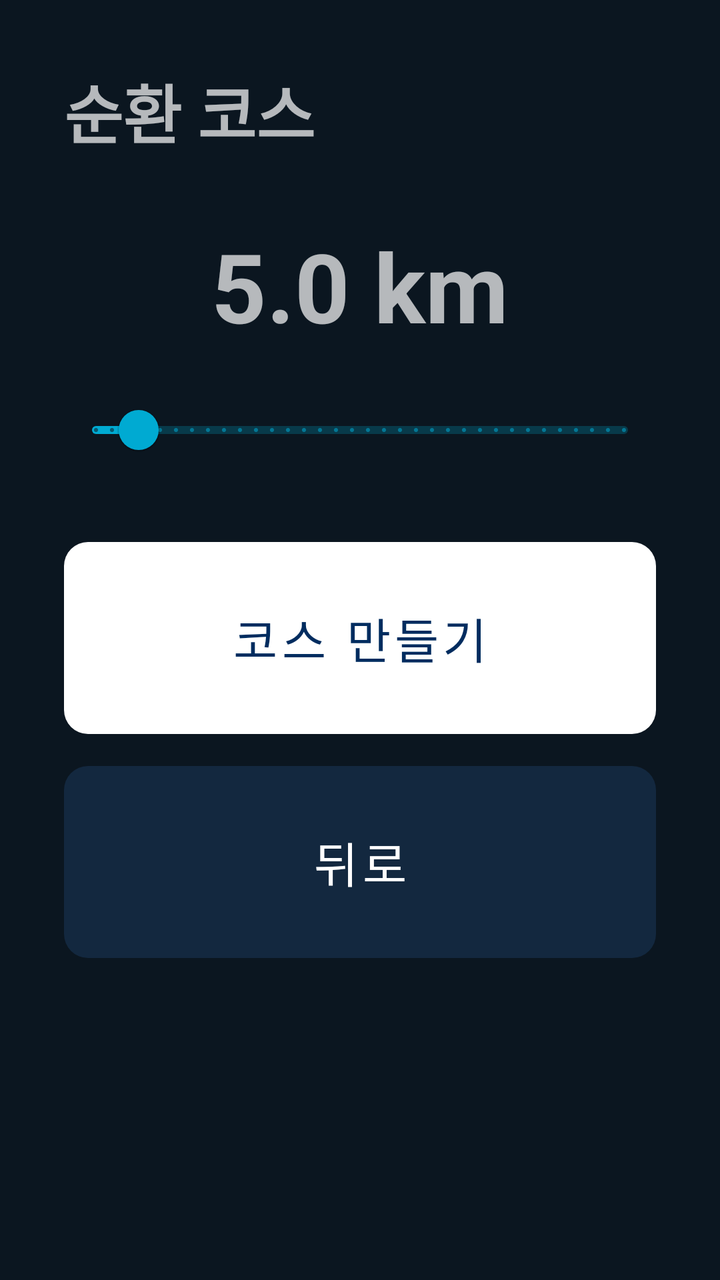
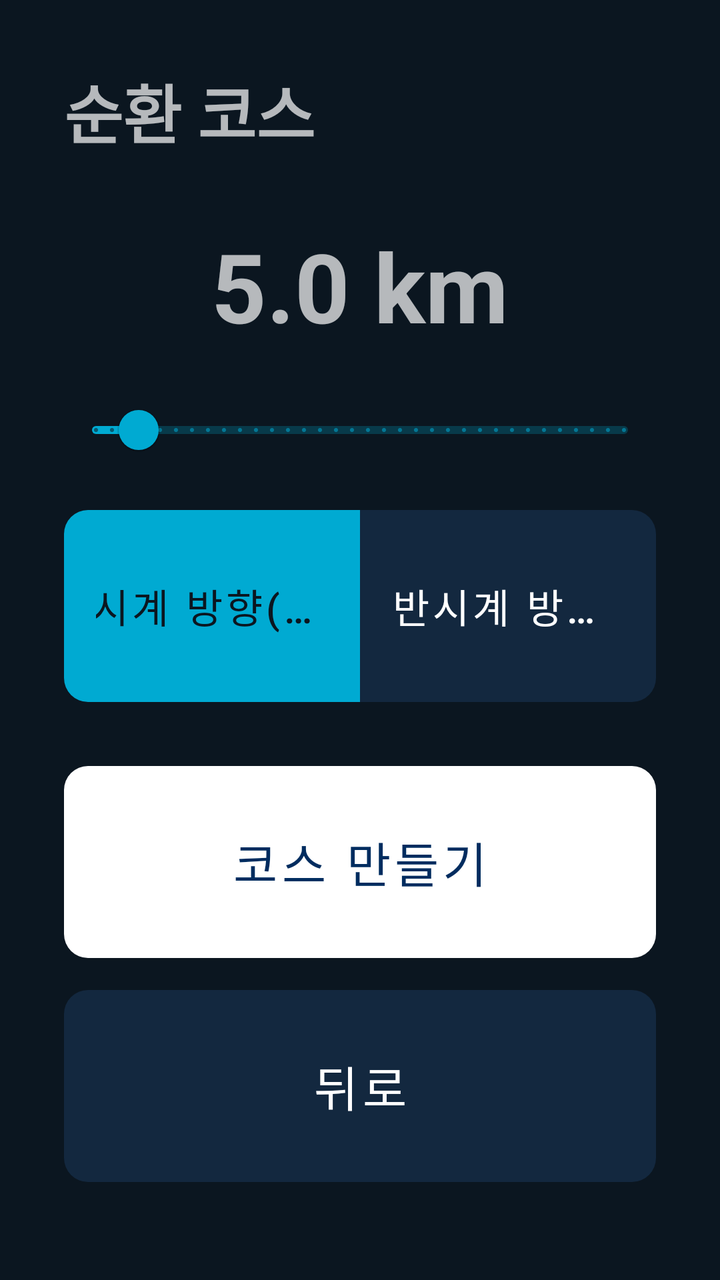

The first picture is an Android layout as it rendered before a commit; the second is the same layout after the commit. The layout source and the unified diff follow.
<!-- AndroidManifest.xml: application theme Theme.Jeonunbochocar -->
<!-- res/layout/screen_loop.xml -->
<?xml version="1.0" encoding="utf-8"?>
<LinearLayout xmlns:android="http://schemas.android.com/apk/res/android"
    xmlns:app="http://schemas.android.com/apk/res-auto"
    android:layout_width="match_parent"
    android:layout_height="match_parent"
    android:orientation="vertical"
    android:padding="32dp">

    <TextView
        android:layout_width="wrap_content"
        android:layout_height="wrap_content"
        android:text="순환 코스"
        android:textSize="32sp"
        android:textStyle="bold" />

    <TextView
        android:id="@+id/distanceText"
        android:layout_width="wrap_content"
        android:layout_height="wrap_content"
        android:layout_gravity="center_horizontal"
        android:layout_marginTop="32dp"
        android:text="5.0 km"
        android:textSize="48sp"
        android:textStyle="bold" />

    <com.google.android.material.slider.Slider
        android:id="@+id/distanceSlider"
        android:layout_width="match_parent"
        android:layout_height="wrap_content"
        android:layout_marginTop="16dp"
        android:stepSize="0.1"
        android:value="5.0"
        android:valueFrom="1.0"
        android:valueTo="50.0"
        app:labelBehavior="gone" />

    <Button
        android:id="@+id/btnNext"
        style="@style/Jb.Button.Primary"
        android:layout_width="match_parent"
        android:layout_height="96dp"
        android:layout_marginTop="32dp"
        android:text="코스 만들기"
        android:textSize="24sp" />

    <Button
        android:id="@+id/btnBack"
        android:layout_width="match_parent"
        android:layout_height="96dp"
        android:layout_marginTop="16dp"
        android:text="뒤로"
        android:textSize="24sp" />
</LinearLayout>
<!-- resources referenced by this layout -->
<resources>
  <style name="Jb.Button.Primary">
          <item name="backgroundTint">@color/white</item>
          <item name="android:textColor">@color/jb_navy</item>
      </style>
  <style name="Theme.Jeonunbochocar" parent="Theme.MaterialComponents.NoActionBar">
          <item name="colorPrimary">@color/jb_accent</item>
          <item name="colorPrimaryVariant">@color/jb_navy</item>
          <item name="colorOnPrimary">@color/jb_background</item>
          <item name="colorSecondary">@color/jb_accent</item>
          <item name="colorOnSecondary">@color/jb_background</item>
          <item name="android:windowBackground">@color/jb_background</item>
          <item name="android:statusBarColor">@color/jb_background</item>
          <item name="materialButtonStyle">@style/Jb.Button</item>
      </style>
  <color name="white">#FFFFFFFF</color>
  <color name="jb_navy">#002C5F</color>
  <color name="jb_accent">#00AAD2</color>
  <color name="jb_background">#0B1620</color>
  <style name="Jb.Button" parent="Widget.MaterialComponents.Button.UnelevatedButton">
          <item name="backgroundTint">@color/jb_card</item>
          <item name="android:textColor">@color/white</item>
          <item name="android:textSize">24sp</item>
          <item name="cornerRadius">12dp</item>
          <item name="android:insetTop">0dp</item>
          <item name="android:insetBottom">0dp</item>
      </style>
  <color name="jb_card">#13283F</color>
</resources>

<!-- the commit's change to res/layout/screen_loop.xml (unified diff, before → after) -->
@@ -1,53 +1,84 @@
 <?xml version="1.0" encoding="utf-8"?>
-<LinearLayout xmlns:android="http://schemas.android.com/apk/res/android"
+<ScrollView xmlns:android="http://schemas.android.com/apk/res/android"
     xmlns:app="http://schemas.android.com/apk/res-auto"
     android:layout_width="match_parent"
-    android:layout_height="match_parent"
-    android:orientation="vertical"
-    android:padding="32dp">
+    android:layout_height="match_parent">
 
-    <TextView
-        android:layout_width="wrap_content"
-        android:layout_height="wrap_content"
-        android:text="순환 코스"
-        android:textSize="32sp"
-        android:textStyle="bold" />
-
-    <TextView
-        android:id="@+id/distanceText"
-        android:layout_width="wrap_content"
-        android:layout_height="wrap_content"
-        android:layout_gravity="center_horizontal"
-        android:layout_marginTop="32dp"
-        android:text="5.0 km"
-        android:textSize="48sp"
-        android:textStyle="bold" />
-
-    <com.google.android.material.slider.Slider
-        android:id="@+id/distanceSlider"
+    <LinearLayout
         android:layout_width="match_parent"
         android:layout_height="wrap_content"
-        android:layout_marginTop="16dp"
-        android:stepSize="0.1"
-        android:value="5.0"
-        android:valueFrom="1.0"
-        android:valueTo="50.0"
-        app:labelBehavior="gone" />
+        android:orientation="vertical"
+        android:padding="32dp">
 
-    <Button
-        android:id="@+id/btnNext"
-        style="@style/Jb.Button.Primary"
-        android:layout_width="match_parent"
-        android:layout_height="96dp"
-        android:layout_marginTop="32dp"
-        android:text="코스 만들기"
-        android:textSize="24sp" />
+        <TextView
+            android:layout_width="wrap_content"
+            android:layout_height="wrap_content"
+            android:text="순환 코스"
+            android:textSize="32sp"
+            android:textStyle="bold" />
 
-    <Button
-        android:id="@+id/btnBack"
-        android:layout_width="match_parent"
-        android:layout_height="96dp"
-        android:layout_marginTop="16dp"
-        android:text="뒤로"
-        android:textSize="24sp" />
-</LinearLayout>
+        <TextView
+            android:id="@+id/distanceText"
+            android:layout_width="wrap_content"
+            android:layout_height="wrap_content"
+            android:layout_gravity="center_horizontal"
+            android:layout_marginTop="32dp"
+            android:text="5.0 km"
+            android:textSize="48sp"
+            android:textStyle="bold" />
+
+        <com.google.android.material.slider.Slider
+            android:id="@+id/distanceSlider"
+            android:layout_width="match_parent"
+            android:layout_height="wrap_content"
+            android:layout_marginTop="16dp"
+            android:stepSize="0.1"
+            android:value="5.0"
+            android:valueFrom="1.0"
+            android:valueTo="50.0"
+            app:labelBehavior="gone" />
+
+        <com.google.android.material.button.MaterialButtonToggleGroup
+            android:id="@+id/directionGroup"
+            android:layout_width="match_parent"
+            android:layout_height="wrap_content"
+            android:layout_marginTop="16dp"
+            app:checkedButton="@id/btnClockwise"
+            app:selectionRequired="true"
+            app:singleSelection="true">
+
+            <Button
+                android:id="@+id/btnClockwise"
+                style="@style/Jb.Button.Toggle"
+                android:layout_width="0dp"
+                android:layout_height="96dp"
+                android:layout_weight="1"
+                android:text="시계 방향(우회전 위주)" />
+
+            <Button
+                android:id="@+id/btnCounterClockwise"
+                style="@style/Jb.Button.Toggle"
+                android:layout_width="0dp"
+                android:layout_height="96dp"
+                android:layout_weight="1"
+                android:text="반시계 방향(좌회전 위주)" />
+        </com.google.android.material.button.MaterialButtonToggleGroup>
+
+        <Button
+            android:id="@+id/btnNext"
+            style="@style/Jb.Button.Primary"
+            android:layout_width="match_parent"
+            android:layout_height="96dp"
+            android:layout_marginTop="32dp"
+            android:text="코스 만들기"
+            android:textSize="24sp" />
+
+        <Button
+            android:id="@+id/btnBack"
+            android:layout_width="match_parent"
+            android:layout_height="96dp"
+            android:layout_marginTop="16dp"
+            android:text="뒤로"
+            android:textSize="24sp" />
+    </LinearLayout>
+</ScrollView>
<!-- resource entries referenced after the edit -->
@@ -3,6 +3,11 @@
   <style name="Jb.Button.Primary">
           <item name="backgroundTint">@color/white</item>
           <item name="android:textColor">@color/jb_navy</item>
+      </style>
+  <style name="Jb.Button.Toggle">
+          <item name="backgroundTint">@color/jb_toggle_background</item>
+          <item name="android:textColor">@color/jb_toggle_text</item>
+          <item name="android:textSize">20sp</item>
       </style>
   <style name="Theme.Jeonunbochocar" parent="Theme.MaterialComponents.NoActionBar">
           <item name="colorPrimary">@color/jb_accent</item>
